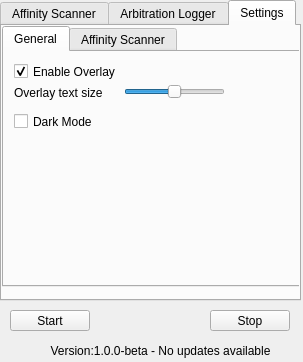
The window that form.ui (Funklebump/Smeeta-Tracker) describes before a commit, drawn with Qt 5.
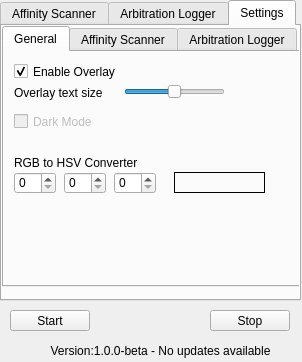
The same window after the commit. The open tabs and pages were chosen to show the change.

Commit message: New features - current arbitration display - safer log parsing

Patch:
```diff
--- a/form.ui
+++ b/form.ui
@@ -6,7 +6,7 @@
    <rect>
     <x>0</x>
     <y>0</y>
-    <width>303</width>
+    <width>302</width>
     <height>362</height>
    </rect>
   </property>
@@ -741,6 +741,9 @@
        </property>
       </widget>
       <widget class="QCheckBox" name="dark_mode_checkbox">
+       <property name="enabled">
+        <bool>false</bool>
+       </property>
        <property name="geometry">
         <rect>
          <x>10</x>
@@ -753,6 +756,74 @@
         <string>Dark Mode</string>
        </property>
       </widget>
+      <widget class="QLabel" name="hsv_label">
+       <property name="geometry">
+        <rect>
+         <x>170</x>
+         <y>120</y>
+         <width>91</width>
+         <height>21</height>
+        </rect>
+       </property>
+       <property name="frameShape">
+        <enum>QFrame::Box</enum>
+       </property>
+       <property name="text">
+        <string/>
+       </property>
+      </widget>
+      <widget class="QSpinBox" name="b_spinner">
+       <property name="geometry">
+        <rect>
+         <x>110</x>
+         <y>120</y>
+         <width>42</width>
+         <height>22</height>
+        </rect>
+       </property>
+       <property name="maximum">
+        <number>255</number>
+       </property>
+      </widget>
+      <widget class="QSpinBox" name="r_spinner">
+       <property name="geometry">
+        <rect>
+         <x>10</x>
+         <y>120</y>
+         <width>42</width>
+         <height>22</height>
+        </rect>
+       </property>
+       <property name="maximum">
+        <number>255</number>
+       </property>
+      </widget>
+      <widget class="QSpinBox" name="g_spinner">
+       <property name="geometry">
+        <rect>
+         <x>60</x>
+         <y>120</y>
+         <width>42</width>
+         <height>22</height>
+        </rect>
+       </property>
+       <property name="maximum">
+        <number>255</number>
+       </property>
+      </widget>
+      <widget class="QLabel" name="hsv_label_2">
+       <property name="geometry">
+        <rect>
+         <x>10</x>
+         <y>100</y>
+         <width>241</width>
+         <height>21</height>
+        </rect>
+       </property>
+       <property name="text">
+        <string>RGB to HSV Converter</string>
+       </property>
+      </widget>
      </widget>
      <widget class="QWidget" name="tab_5">
       <attribute name="title">
@@ -847,6 +918,9 @@
        </property>
       </widget>
       <widget class="QDoubleSpinBox" name="ui_scale_spinner">
+       <property name="enabled">
+        <bool>false</bool>
+       </property>
        <property name="geometry">
         <rect>
          <x>170</x>
@@ -869,6 +943,9 @@
        </property>
       </widget>
       <widget class="QLabel" name="label_5">
+       <property name="enabled">
+        <bool>false</bool>
+       </property>
        <property name="geometry">
         <rect>
          <x>10</x>
@@ -997,56 +1074,96 @@
         <string>40%</string>
        </property>
       </widget>
-      <widget class="QSpinBox" name="r_spinner">
+     </widget>
+     <widget class="QWidget" name="tab_6">
+      <attribute name="title">
+       <string>Arbitration Logger</string>
+      </attribute>
+      <widget class="QLabel" name="label_18">
        <property name="geometry">
         <rect>
          <x>10</x>
-         <y>200</y>
-         <width>42</width>
-         <height>22</height>
+         <y>10</y>
+         <width>141</width>
+         <height>16</height>
         </rect>
        </property>
-       <property name="maximum">
-        <number>255</number>
+       <property name="text">
+        <string>Overlay Display Text</string>
        </property>
       </widget>
-      <widget class="QSpinBox" name="g_spinner">
+      <widget class="QCheckBox" name="dt1_checkbox">
        <property name="geometry">
         <rect>
-         <x>60</x>
-         <y>200</y>
-         <width>42</width>
-         <height>22</height>
+         <x>10</x>
+         <y>30</y>
+         <width>101</width>
+         <height>19</height>
         </rect>
        </property>
-       <property name="maximum">
-        <number>255</number>
+       <property name="text">
+        <string>Drone Count</string>
        </property>
+       <property name="checked">
+        <bool>true</bool>
+       </property>
       </widget>
-      <widget class="QSpinBox" name="b_spinner">
+      <widget class="QCheckBox" name="dt2_checkbox">
        <property name="geometry">
         <rect>
-         <x>110</x>
-         <y>200</y>
-         <width>42</width>
-         <height>22</height>
+         <x>10</x>
+         <y>50</y>
+         <width>111</width>
+         <height>19</height>
         </rect>
        </property>
-       <property name="maximum">
-        <number>255</number>
+       <property name="text">
+        <string>Drones Per Hour</string>
        </property>
+       <property name="checked">
+        <bool>true</bool>
+       </property>
       </widget>
-      <widget class="QLabel" name="hsv_label">
+      <widget class="QCheckBox" name="dt3_checkbox">
        <property name="geometry">
         <rect>
-         <x>170</x>
-         <y>200</y>
-         <width>91</width>
-         <height>21</height>
+         <x>10</x>
+         <y>90</y>
+         <width>191</width>
+         <height>19</height>
         </rect>
        </property>
        <property name="text">
-        <string>HSV:</string>
+        <string>Time Since Last Drone Spawned</string>
+       </property>
+      </widget>
+      <widget class="QCheckBox" name="dt4_checkbox">
+       <property name="geometry">
+        <rect>
+         <x>10</x>
+         <y>110</y>
+         <width>181</width>
+         <height>19</height>
+        </rect>
+       </property>
+       <property name="text">
+        <string>Time Since Logs Updated</string>
+       </property>
+      </widget>
+      <widget class="QCheckBox" name="dt5_checkbox">
+       <property name="geometry">
+        <rect>
+         <x>10</x>
+         <y>70</y>
+         <width>181</width>
+         <height>19</height>
+        </rect>
+       </property>
+       <property name="text">
+        <string>Current Arbitration</string>
+       </property>
+       <property name="checked">
+        <bool>true</bool>
        </property>
       </widget>
      </widget>
```
The commit also changes 5 other files.
